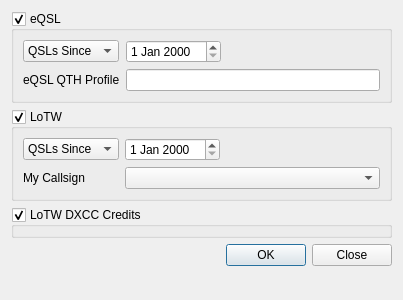
Above: ui/DownloadQSLDialog.ui from aa5sh/QLog before the change. Below: the same form after it.
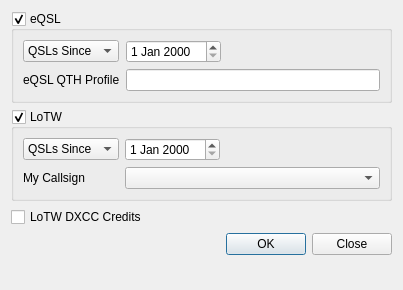
That is the form after the change.

Commit message: Fix ADI missing time, DXCC import and UI

The edit to the form file:
```diff
--- a/ui/DownloadQSLDialog.ui
+++ b/ui/DownloadQSLDialog.ui
@@ -7,7 +7,7 @@
     <x>0</x>
     <y>0</y>
     <width>403</width>
-    <height>300</height>
+    <height>290</height>
    </rect>
   </property>
   <property name="windowTitle">
@@ -110,13 +110,10 @@
     </widget>
    </item>
    <item row="2" column="0" colspan="2">
-    <widget class="QGroupBox" name="lotwDXCCGroupBox">
-     <property name="title">
+    <widget class="QCheckBox" name="lotwDXCCCheckBox">
+     <property name="text">
       <string>LoTW DXCC Credits</string>
      </property>
-     <property name="checkable">
-      <bool>true</bool>
-     </property>
     </widget>
    </item>
    <item row="3" column="1">
```
Left out of the diff: 2 changed lines with no effect on the pictures. The commit also changes 3 other files.
